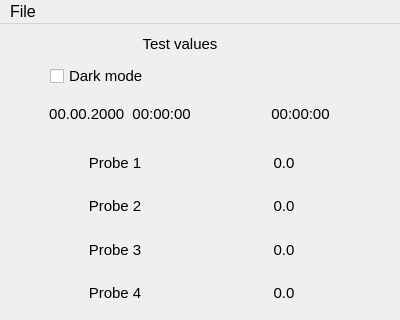
The window that forms/mainwindow.ui (ltaparkrunner/server_postgres) describes before a commit, drawn with Qt 5; both pictures show x 0 to 400 and y 0 to 320 of the 400 by 630 pixel window.
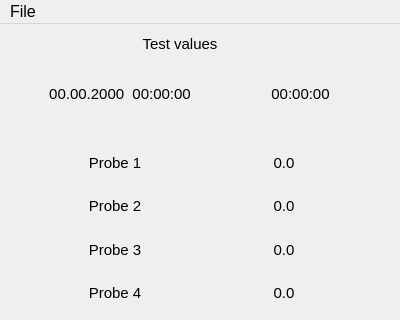
The same window after the commit.

Commit message: The Aqua.qss and Menu Items manipulation have been added. It's nessessary logic to work with OpenFile dialog.

Diff of the .ui file:
```diff
--- a/forms/mainwindow.ui
+++ b/forms/mainwindow.ui
@@ -294,7 +294,7 @@
     <property name="geometry">
      <rect>
       <x>240</x>
-      <y>70</y>
+      <y>50</y>
       <width>121</width>
       <height>40</height>
      </rect>
@@ -375,7 +375,7 @@
     <property name="geometry">
      <rect>
       <x>20</x>
-      <y>70</y>
+      <y>50</y>
       <width>200</width>
       <height>40</height>
      </rect>
@@ -392,24 +392,6 @@
      <set>Qt::AlignmentFlag::AlignCenter</set>
     </property>
    </widget>
-   <widget class="QCheckBox" name="checkBox">
-    <property name="geometry">
-     <rect>
-      <x>50</x>
-      <y>40</y>
-      <width>121</width>
-      <height>24</height>
-     </rect>
-    </property>
-    <property name="font">
-     <font>
-      <pointsize>11</pointsize>
-     </font>
-    </property>
-    <property name="text">
-     <string>Dark mode</string>
-    </property>
-   </widget>
   </widget>
   <widget class="QMenuBar" name="menubar">
    <property name="geometry">
```
Left out of the diff: 3 changed lines with no effect on the pictures. The commit also changes 4 other files.
